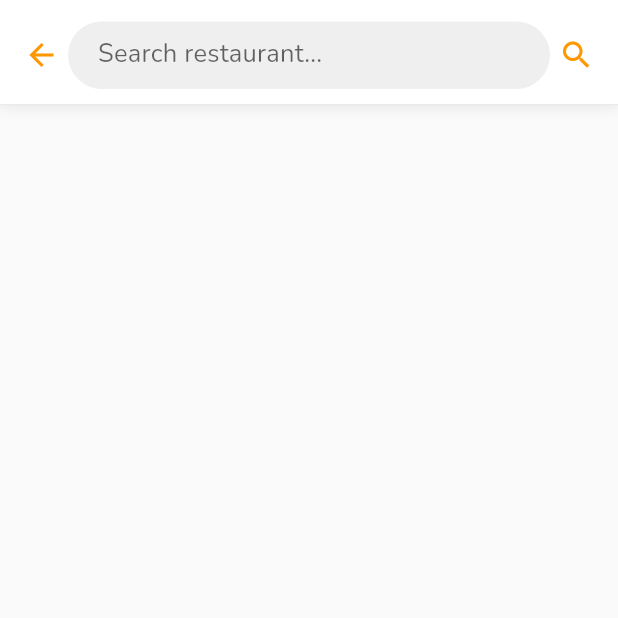
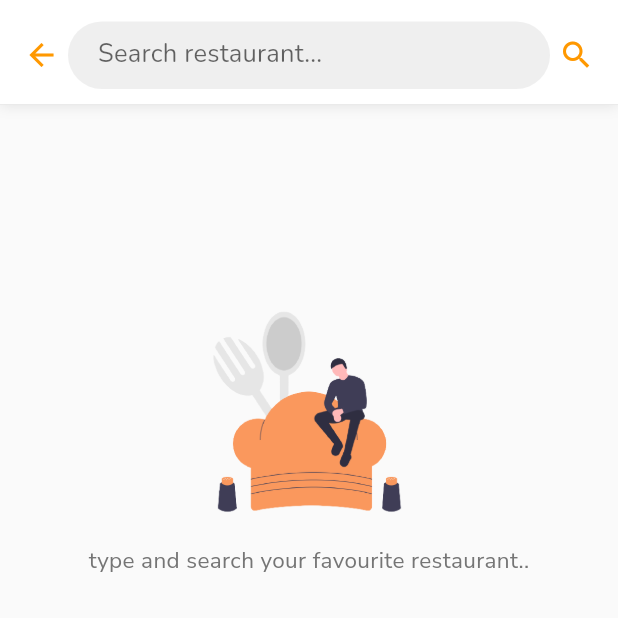
Before and after one commit to sobareh/restaurant_app, a Flutter app: the SearchResto screen opened by its route, on a phone screen of 412 x 824 dp, the top half of it. Run offline on Flutter 3.47's test engine with Material 2 defaults, Android fonts, the phone set to English and light mode, and no system bars; our stand-ins replace google_fonts; network calls fail.

Commit message:
set Ui Search Page before user Searching

```diff
--- a/lib/pages/search_resto.dart
+++ b/lib/pages/search_resto.dart
@@ -45,7 +45,8 @@ class SearchResto extends StatelessWidget {
                           Container(
                             padding: EdgeInsets.symmetric(vertical: 10.0, horizontal: 20.0),
                             decoration: BoxDecoration(
-                                borderRadius: BorderRadius.circular(25.0), color: Colors.grey[300].withOpacity(0.5)),
+                                borderRadius: BorderRadius.circular(25.0),
+                                color: Colors.grey[300].withOpacity(0.5)),
                             height: 45,
                             width: MediaQuery.of(context).size.width * 0.78,
                             child: TextField(
@@ -55,6 +56,7 @@ class SearchResto extends StatelessWidget {
                               onSubmitted: (value) {
                                 keyword = value;
                                 state.getResto(SearchRestoState.Start, keyword);
+                                state.showSearchResult();
                               },
                               cursorColor: Colors.orange,
                               style: TextStyle(decoration: TextDecoration.none),
@@ -69,6 +71,7 @@ class SearchResto extends StatelessWidget {
                             child: GestureDetector(
                               onTap: () {
                                 state.getResto(SearchRestoState.Start, keyword);
+                                state.showSearchResult();
                               },
                               child: Icon(Icons.search_sharp, color: Colors.orange),
                             ),
@@ -81,7 +84,29 @@ class SearchResto extends StatelessWidget {
                 SizedBox(height: 10),
                 Consumer<SearchRestoProvider>(
                   builder: (context, state, _) {
-                    if (state.state == SearchRestoState.Loading) {
+                    if (state.isActive == false) {
+                      return Container(
+                        height: MediaQuery.of(context).size.height / 2,
+                        child: Column(
+                          mainAxisAlignment: MainAxisAlignment.center,
+                          children: [
+                            Image.asset(
+                              'assets/image/resto.png',
+                              width: 175,
+                              height: 175,
+                            ),
+                            Center(
+                              child: Text(
+                                'type and search your favourite restaurant..',
+                                style: TextStyle(
+                                  color: Colors.grey[600],
+                                ),
+                              ),
+                            ),
+                          ],
+                        ),
+                      );
+                    } else if (state.state == SearchRestoState.Loading) {
                       return Padding(
                         padding: const EdgeInsets.all(20.0),
                         child: Center(
@@ -95,7 +120,9 @@ class SearchResto extends StatelessWidget {
                         child: ListView.builder(
                           physics: NeverScrollableScrollPhysics(),
                           shrinkWrap: true,
-                          itemCount: state.result.restaurants == null ? 0 : state.result.restaurants.length,
+                          itemCount: state.result.restaurants == null
+                              ? 0
+                              : state.result.restaurants.length,
                           itemBuilder: (context, index) {
                             RestaurantItemSearch restaurant = state.result.restaurants[index];
                             return SearchRestoItemWidget(data: restaurant);
@@ -103,7 +130,25 @@ class SearchResto extends StatelessWidget {
                         ),
                       );
                     } else if (state.state == SearchRestoState.NoData) {
-                      return Center(child: Text(state.message));
+                      return Container(
+                        height: MediaQuery.of(context).size.height / 2,
+                        child: Column(
+                          mainAxisAlignment: MainAxisAlignment.center,
+                          children: [
+                            Icon(
+                              Icons.search_off_outlined,
+                              color: Colors.grey[350],
+                              size: 175,
+                            ),
+                            Center(
+                              child: Text(
+                                'Oops.. Resto not found',
+                                style: TextStyle(color: Colors.grey[600], fontSize: 18),
+                              ),
+                            ),
+                          ],
+                        ),
+                      );
                     } else if (state.state == SearchRestoState.Error) {
                       return Center(child: Text(state.message));
                     } else {
@@ -140,7 +185,8 @@ class SearchRestoItemWidget extends StatelessWidget {
               borderRadius: BorderRadius.circular(15.0),
               image: DecorationImage(
                 fit: BoxFit.cover,
-                image: NetworkImage('https://restaurant-api.dicoding.dev/images/medium/' + data.pictureId),
+                image: NetworkImage(
+                    'https://restaurant-api.dicoding.dev/images/medium/' + data.pictureId),
               ),
             ),
           ),
@@ -150,14 +196,16 @@ class SearchRestoItemWidget extends StatelessWidget {
             children: <Widget>[
               Text(
                 data.name,
-                style: TextStyle(fontSize: 22, fontWeight: FontWeight.bold, color: Colors.grey[600]),
+                style:
+                    TextStyle(fontSize: 22, fontWeight: FontWeight.bold, color: Colors.grey[600]),
               ),
               SizedBox(height: 5.0),
               Container(
                 width: MediaQuery.of(context).size.width - 150,
                 child: Text(
                   'you should consume ${data.name} per day according to the daily newspaper.',
-                  style: TextStyle(fontSize: 14, fontWeight: FontWeight.bold, color: Colors.grey[600]),
+                  style:
+                      TextStyle(fontSize: 14, fontWeight: FontWeight.bold, color: Colors.grey[600]),
                 ),
               ),
             ],
--- a/lib/providers/search_restaurant_provider.dart
+++ b/lib/providers/search_restaurant_provider.dart
@@ -19,12 +19,15 @@ class SearchRestoProvider extends ChangeNotifier {
   SearchRestaurant _restaurantList;
   String _message;
   SearchRestoState _state;
+  bool _isActive = false;
 
   String get message => _message;
 
   SearchRestaurant get result => _restaurantList;
 
   SearchRestoState get state => _state;
+
+  bool get isActive => _isActive;
 
   void getResto(SearchRestoState begin, String keyword) {
     _state = begin;
@@ -33,13 +36,17 @@ class SearchRestoProvider extends ChangeNotifier {
     notifyListeners();
   }
 
+  void showSearchResult() {
+    _isActive = true;
+    notifyListeners();
+  }
+
   Future<dynamic> _searchRestaurant(String keyword) async {
     try {
       _state = SearchRestoState.Loading;
       notifyListeners();
 
-      final SearchRestaurant restaurantList =
-          await RestaurantService.searchRestaurant(keyword);
+      final SearchRestaurant restaurantList = await RestaurantService.searchRestaurant(keyword);
 
       if (restaurantList.restaurants.isEmpty) {
         _state = SearchRestoState.NoData;
```
Also changed, not shown: lib/default.dart (+0 -57 lines).
